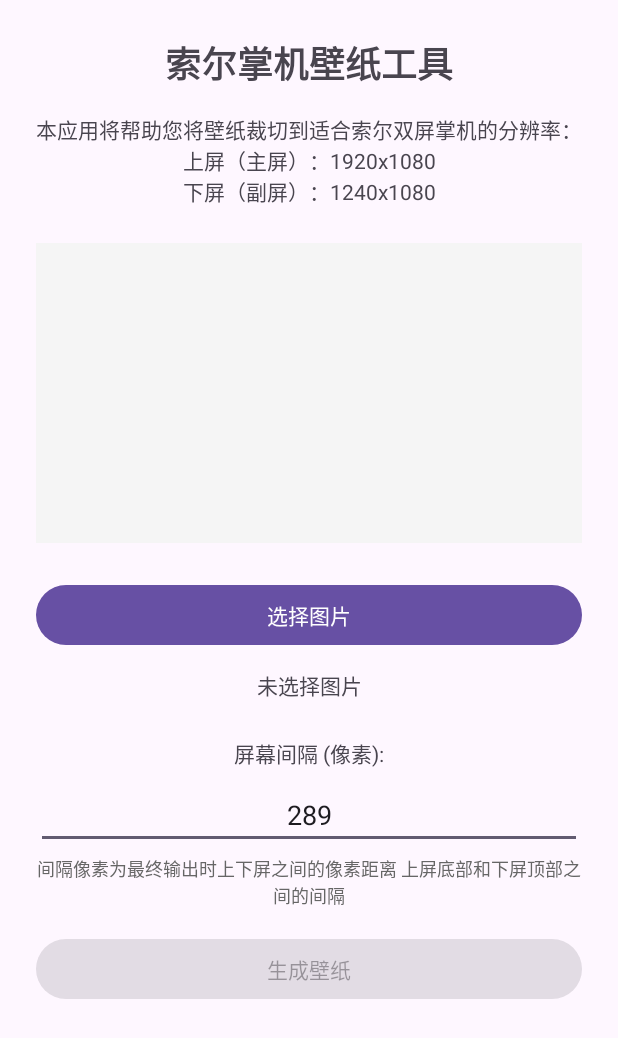
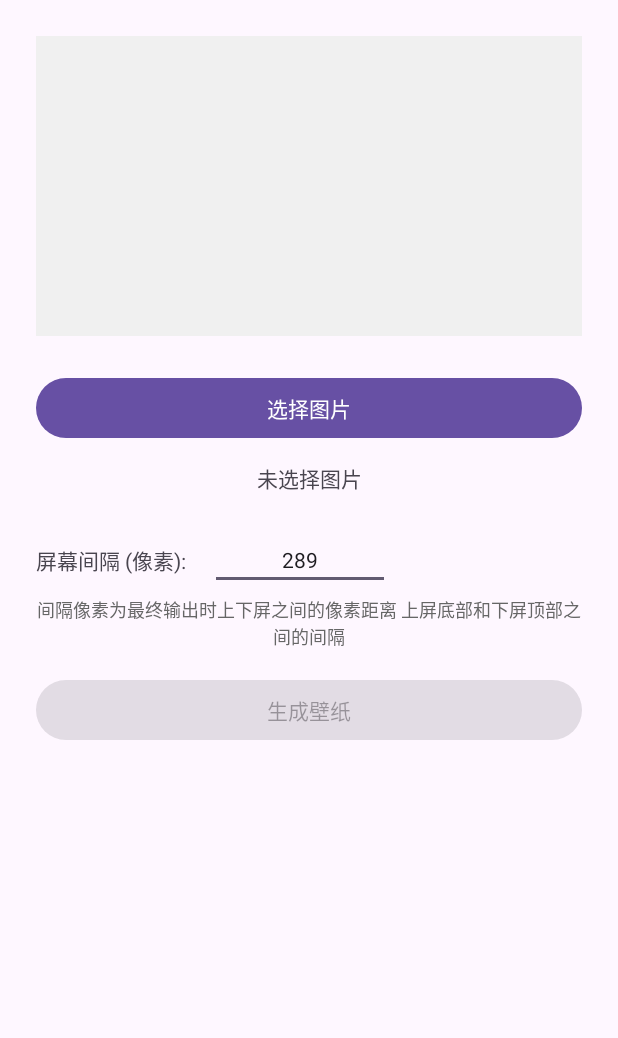
Before and after one commit to adam-ikari/ThorWallpaperTool, an Android app: the screen it shows after launch (MainActivity), on a phone screen of 412 x 824 dp. Shown: the top 1038 px of the screen. Run offline under Robolectric (Android 15) with nearby library versions, the phone set to English and light mode, and no system bars.

Commit message:
优化横竖屏布局和预览功能
- 修复横屏布局切换问题，移除configChanges配置
- 实现真正的左右分栏横屏布局（50%:50%）
- 优化预览窗口居中显示和缩放逻辑
- 移除标题和描述文字，简化界面
- 实现间隔输入框一行显示，节省空间
- 添加屏幕旋转状态保存和恢复功能
- 统一横竖屏UI风格，移除卡片设计元素
- 修复预览背景色和图片居中显示问题

```diff
--- a/app/src/main/AndroidManifest.xml
+++ b/app/src/main/AndroidManifest.xml
@@ -14,8 +14,7 @@
         <activity
             android:name=".MainActivity"
             android:exported="true"
-            android:screenOrientation="user"
-            android:configChanges="orientation|screenSize|keyboardHidden">
+            android:screenOrientation="user">
             <intent-filter>
                 <action android:name="android.intent.action.MAIN" />
 
--- a/app/src/main/java/com/adam/thorwallpapertool/CropPreviewView.kt
+++ b/app/src/main/java/com/adam/thorwallpapertool/CropPreviewView.kt
@@ -77,6 +77,10 @@ class CropPreviewView @JvmOverloads constructor(
                 bitmapLeft = (viewWidth - scaledBitmapWidth) / 2f
                 bitmapTop = (viewHeight - scaledBitmapHeight) / 2f
 
+                // 确保居中位置不为负数
+                bitmapLeft = maxOf(0f, bitmapLeft)
+                bitmapTop = maxOf(0f, bitmapTop)
+
                 // 创建缩放后的位图
                 val matrix = Matrix().apply {
                     postScale(bitmapScale, bitmapScale)
@@ -85,6 +89,12 @@ class CropPreviewView @JvmOverloads constructor(
 
                 calculateCropAreas()
             }
+        } ?: run {
+            // 没有图片时，清空相关变量
+            scaledBitmap = null
+            upperCropRect = RectF()
+            lowerCropRect = RectF()
+            gapRect = RectF()
         }
     }
 
@@ -227,18 +237,38 @@ class CropPreviewView @JvmOverloads constructor(
     override fun onMeasure(widthMeasureSpec: Int, heightMeasureSpec: Int) {
         super.onMeasure(widthMeasureSpec, heightMeasureSpec)
 
+        val width = MeasureSpec.getSize(widthMeasureSpec) - paddingLeft - paddingRight
+        val height = MeasureSpec.getSize(heightMeasureSpec) - paddingTop - paddingBottom
+
         originalBitmap?.let { bitmap ->
-            val width = MeasureSpec.getSize(widthMeasureSpec) - paddingLeft - paddingRight
+            if (width > 0 && height > 0) {
+                // 检查高度是否为固定值（横屏模式）
+                val isFixedHeight = MeasureSpec.getMode(heightMeasureSpec) == MeasureSpec.EXACTLY
 
-            if (width > 0) {
-                // 计算适合宽度的缩放比例
-                val scale = width.toFloat() / bitmap.width
-                val scaledHeight = (bitmap.height * scale).toInt()
+                if (isFixedHeight) {
+                    // 横屏模式：使用固定高度，让图片适应这个高度
+                    val scale = height.toFloat() / bitmap.height
+                    val scaledWidth = (bitmap.width * scale).toInt()
 
-                // 确保高度不小于最小值
-                val finalHeight = maxOf(scaledHeight, 200)
+                    // 确保宽度不超过可用空间
+                    val finalWidth = minOf(scaledWidth, width)
 
-                setMeasuredDimension(width + paddingLeft + paddingRight, finalHeight + paddingTop + paddingBottom)
+                    setMeasuredDimension(finalWidth + paddingLeft + paddingRight, height + paddingTop + paddingBottom)
+                } else {
+                    // 竖屏模式：根据宽度计算高度
+                    val scale = width.toFloat() / bitmap.width
+                    val scaledHeight = (bitmap.height * scale).toInt()
+
+                    // 确保高度不小于最小值
+                    val finalHeight = maxOf(scaledHeight, 200)
+
+                    setMeasuredDimension(width + paddingLeft + paddingRight, finalHeight + paddingTop + paddingBottom)
+                }
+            }
+        } ?: run {
+            // 没有图片时，使用指定的尺寸
+            if (width > 0 && height > 0) {
+                setMeasuredDimension(width + paddingLeft + paddingRight, height + paddingTop + paddingBottom)
             }
         }
     }
@@ -246,8 +276,8 @@ class CropPreviewView @JvmOverloads constructor(
     override fun onDraw(canvas: Canvas) {
         super.onDraw(canvas)
 
-        // 绘制背景
-        canvas.drawColor(Color.parseColor("#f5f5f5"))
+        // 绘制背景（使用透明背景，让布局文件中的背景色生效）
+        canvas.drawColor(Color.TRANSPARENT)
 
         // 绘制缩放后的图片
         scaledBitmap?.let { bitmap ->
--- a/app/src/main/java/com/adam/thorwallpapertool/MainActivity.kt
+++ b/app/src/main/java/com/adam/thorwallpapertool/MainActivity.kt
@@ -260,6 +260,42 @@ class MainActivity : AppCompatActivity() {
         }
     }
 
+    override fun onSaveInstanceState(outState: Bundle) {
+        super.onSaveInstanceState(outState)
+        // 保存当前状态
+        outState.putString("selectedImageUri", selectedImageUri?.toString())
+        outState.putString("gapValue", editGap.text.toString())
+        outState.putBoolean("processButtonEnabled", btnProcessImage.isEnabled)
+        outState.putString("imageInfo", selectedImageInfo.text.toString())
+    }
+
+    override fun onRestoreInstanceState(savedInstanceState: Bundle) {
+        super.onRestoreInstanceState(savedInstanceState)
+        // 恢复状态
+        val uriString = savedInstanceState.getString("selectedImageUri")
+        val gapValue = savedInstanceState.getString("gapValue") ?: "289"
+        val processEnabled = savedInstanceState.getBoolean("processButtonEnabled")
+        val imageInfo = savedInstanceState.getString("imageInfo")
+
+        // 恢复间隔值
+        editGap.setText(gapValue)
+
+        // 恢复按钮状态
+        btnProcessImage.isEnabled = processEnabled
+
+        // 恢复图片信息
+        if (imageInfo != null) {
+            selectedImageInfo.text = imageInfo
+        }
+
+        // 恢复图片
+        uriString?.let {
+            val uri = Uri.parse(it)
+            selectedImageUri = uri
+            loadAndDisplayImage(uri)
+        }
+    }
+
     override fun onDestroy() {
         super.onDestroy()
         // 回收选中的位图以释放内存
--- a/app/src/main/res/layout-land/activity_main.xml
+++ b/app/src/main/res/layout-land/activity_main.xml
@@ -15,127 +15,122 @@
             android:layout_width="match_parent"
             android:layout_height="wrap_content">
 
-            <TextView
-                android:id="@+id/title"
-                android:layout_width="wrap_content"
-                android:layout_height="wrap_content"
-                android:layout_marginTop="16dp"
-                android:text="@string/title"
-                android:textSize="20sp"
-                android:textStyle="bold"
-                app:layout_constraintEnd_toEndOf="parent"
-                app:layout_constraintStart_toStartOf="parent"
-                app:layout_constraintTop_toTopOf="parent" />
 
-            <TextView
-                android:id="@+id/description"
-                android:layout_width="0dp"
-                android:layout_height="wrap_content"
-                android:layout_marginStart="16dp"
-                android:layout_marginTop="8dp"
-                android:layout_marginEnd="16dp"
-                android:text="@string/description"
-                android:textAlignment="center"
-                android:textSize="12sp"
-                app:layout_constraintEnd_toEndOf="parent"
-                app:layout_constraintStart_toStartOf="parent"
-                app:layout_constraintTop_toBottomOf="@id/title" />
 
             <androidx.constraintlayout.widget.Guideline
                 android:id="@+id/guideline_vertical"
                 android:layout_width="wrap_content"
                 android:layout_height="wrap_content"
                 android:orientation="vertical"
-                app:layout_constraintGuide_percent="0.55" />
+                app:layout_constraintGuide_percent="0.5" />
 
             <com.adam.thorwallpapertool.CropPreviewView
                 android:id="@+id/cropPreviewView"
                 android:layout_width="0dp"
-                android:layout_height="wrap_content"
-                android:layout_marginStart="16dp"
-                android:layout_marginTop="16dp"
-                android:layout_marginEnd="8dp"
-                android:minHeight="150dp"
-                android:maxHeight="250dp"
+                android:layout_height="200dp"
+                android:layout_marginStart="24dp"
+                android:layout_marginTop="24dp"
+                android:layout_marginEnd="12dp"
                 android:background="#f0f0f0"
                 android:contentDescription="@string/image_preview_content_description"
                 app:layout_constraintEnd_toStartOf="@id/guideline_vertical"
                 app:layout_constraintStart_toStartOf="parent"
-                app:layout_constraintTop_toBottomOf="@id/description" />
-
-            <LinearLayout
-                android:id="@+id/controlPanel"
-                android:layout_width="0dp"
-                android:layout_height="wrap_content"
-                android:layout_marginStart="8dp"
-                android:layout_marginTop="16dp"
-                android:layout_marginEnd="16dp"
-                android:orientation="vertical"
-                app:layout_constraintEnd_toEndOf="parent"
-                app:layout_constraintStart_toEndOf="@id/guideline_vertical"
-                app:layout_constraintTop_toBottomOf="@id/description">
+                app:layout_constraintTop_toTopOf="parent" />
 
             <Button
                 android:id="@+id/btnSelectImage"
-                    android:layout_width="match_parent"
+                android:layout_width="0dp"
                 android:layout_height="wrap_content"
-                    android:layout_marginBottom="8dp"
-                    android:text="@string/btn_select_image" />
+                android:layout_marginStart="12dp"
+                android:layout_marginTop="24dp"
+                android:layout_marginEnd="24dp"
+                android:text="@string/btn_select_image"
+                app:layout_constraintEnd_toEndOf="parent"
+                app:layout_constraintStart_toEndOf="@id/guideline_vertical"
+                app:layout_constraintTop_toTopOf="parent" />
 
             <TextView
                 android:id="@+id/selectedImageInfo"
-                    android:layout_width="match_parent"
+                android:layout_width="0dp"
                 android:layout_height="wrap_content"
-                    android:layout_marginBottom="8dp"
+                android:layout_marginStart="12dp"
+                android:layout_marginTop="12dp"
+                android:layout_marginEnd="24dp"
                 android:text="@string/no_image_selected"
                 android:textAlignment="center"
-                    android:textSize="12sp" />
+                app:layout_constraintEnd_toEndOf="parent"
+                app:layout_constraintStart_toEndOf="@id/guideline_vertical"
+                app:layout_constraintTop_toBottomOf="@id/btnSelectImage" />
+
+            <LinearLayout
+                android:id="@+id/gapInputLayout"
+                android:layout_width="0dp"
+                android:layout_height="wrap_content"
+                android:layout_marginStart="12dp"
+                android:layout_marginTop="24dp"
+                android:layout_marginEnd="24dp"
+                android:orientation="horizontal"
+                android:gravity="center_vertical"
+                app:layout_constraintEnd_toEndOf="parent"
+                app:layout_constraintStart_toEndOf="@id/guideline_vertical"
+                app:layout_constraintTop_toBottomOf="@id/selectedImageInfo">
 
                 <TextView
                     android:id="@+id/gapLabel"
-                    android:layout_width="match_parent"
+                    android:layout_width="wrap_content"
                     android:layout_height="wrap_content"
-                    android:layout_marginBottom="4dp"
+                    android:layout_marginEnd="16dp"
                     android:text="@string/gap_label"
-                    android:textAlignment="center"
-                    android:textSize="12sp" />
+                    android:textSize="14sp" />
 
                 <EditText
                     android:id="@+id/editGap"
-                    android:layout_width="match_parent"
+                    android:layout_width="120dp"
                     android:layout_height="wrap_content"
-                    android:layout_marginBottom="8dp"
                     android:inputType="number"
                     android:text="289"
-                    android:textAlignment="center" />
+                    android:textAlignment="center"
+                    android:textSize="14sp" />
+
+            </LinearLayout>
 
             <TextView
                 android:id="@+id/gapDescription"
-                    android:layout_width="match_parent"
+                android:layout_width="0dp"
                 android:layout_height="wrap_content"
-                    android:layout_marginBottom="8dp"
+                android:layout_marginStart="12dp"
+                android:layout_marginTop="4dp"
+                android:layout_marginEnd="24dp"
                 android:text="@string/gap_description"
                 android:textAlignment="center"
-                    android:textSize="10sp"
-                    android:textColor="#666666" />
+                android:textSize="12sp"
+                android:textColor="#666666"
+                app:layout_constraintEnd_toEndOf="parent"
+                app:layout_constraintStart_toStartOf="@id/gapInputLayout"
+                app:layout_constraintTop_toBottomOf="@id/gapInputLayout" />
 
             <Button
                 android:id="@+id/btnProcessImage"
-                    android:layout_width="match_parent"
+                android:layout_width="0dp"
                 android:layout_height="wrap_content"
-                    android:layout_marginBottom="8dp"
+                android:layout_marginStart="12dp"
+                android:layout_marginTop="16dp"
+                android:layout_marginEnd="24dp"
                 android:text="@string/btn_process_image"
-                    android:enabled="false" />
+                android:enabled="false"
+                app:layout_constraintEnd_toEndOf="parent"
+                app:layout_constraintStart_toEndOf="@id/guideline_vertical"
+                app:layout_constraintTop_toBottomOf="@id/gapDescription" />
 
             <ProgressBar
                 android:id="@+id/progressBar"
                 android:layout_width="wrap_content"
                 android:layout_height="wrap_content"
-                    android:layout_gravity="center"
-                    android:layout_marginTop="8dp"
-                    android:visibility="gone" />
-
-            </LinearLayout>
+                android:layout_marginTop="16dp"
+                android:visibility="gone"
+                app:layout_constraintEnd_toEndOf="parent"
+                app:layout_constraintStart_toStartOf="parent"
+                app:layout_constraintTop_toBottomOf="@id/btnProcessImage" />
 
         </androidx.constraintlayout.widget.ConstraintLayout>
 
--- a/app/src/main/res/layout/activity_main.xml
+++ b/app/src/main/res/layout/activity_main.xml
@@ -15,45 +15,18 @@
             android:layout_width="match_parent"
             android:layout_height="wrap_content">
 
-            <TextView
-                android:id="@+id/title"
-                android:layout_width="wrap_content"
-                android:layout_height="wrap_content"
-                android:layout_marginTop="24dp"
-                android:text="@string/title"
-                android:textSize="24sp"
-                android:textStyle="bold"
-                app:layout_constraintEnd_toEndOf="parent"
-                app:layout_constraintStart_toStartOf="parent"
-                app:layout_constraintTop_toTopOf="parent" />
-
-            <TextView
-                android:id="@+id/description"
-                android:layout_width="0dp"
-                android:layout_height="wrap_content"
-                android:layout_marginStart="24dp"
-                android:layout_marginTop="16dp"
-                android:layout_marginEnd="24dp"
-                android:text="@string/description"
-                android:textAlignment="center"
-                android:textSize="14sp"
-                app:layout_constraintEnd_toEndOf="parent"
-                app:layout_constraintStart_toStartOf="parent"
-                app:layout_constraintTop_toBottomOf="@id/title" />
-
             <com.adam.thorwallpapertool.CropPreviewView
                 android:id="@+id/cropPreviewView"
                 android:layout_width="0dp"
-                android:layout_height="wrap_content"
+                android:layout_height="200dp"
                 android:layout_marginStart="24dp"
                 android:layout_marginTop="24dp"
                 android:layout_marginEnd="24dp"
-                android:minHeight="200dp"
                 android:background="#f0f0f0"
                 android:contentDescription="@string/image_preview_content_description"
                 app:layout_constraintEnd_toEndOf="parent"
                 app:layout_constraintStart_toStartOf="parent"
-                app:layout_constraintTop_toBottomOf="@id/description" />
+                app:layout_constraintTop_toTopOf="parent" />
 
             <Button
                 android:id="@+id/btnSelectImage"
@@ -80,32 +53,37 @@
                 app:layout_constraintStart_toStartOf="parent"
                 app:layout_constraintTop_toBottomOf="@id/btnSelectImage" />
 
-            <TextView
-                android:id="@+id/gapLabel"
+            <LinearLayout
+                android:id="@+id/gapInputLayout"
                 android:layout_width="0dp"
                 android:layout_height="wrap_content"
                 android:layout_marginStart="24dp"
                 android:layout_marginTop="24dp"
                 android:layout_marginEnd="24dp"
-                android:text="@string/gap_label"
-                android:textAlignment="center"
+                android:orientation="horizontal"
+                android:gravity="center_vertical"
                 app:layout_constraintEnd_toEndOf="parent"
                 app:layout_constraintStart_toStartOf="parent"
-                app:layout_constraintTop_toBottomOf="@id/selectedImageInfo" />
+                app:layout_constraintTop_toBottomOf="@id/selectedImageInfo">
+
+                <TextView
+                    android:id="@+id/gapLabel"
+                    android:layout_width="wrap_content"
+                    android:layout_height="wrap_content"
+                    android:layout_marginEnd="16dp"
+                    android:text="@string/gap_label"
+                    android:textSize="14sp" />
 
                 <EditText
                     android:id="@+id/editGap"
-                android:layout_width="0dp"
+                    android:layout_width="120dp"
                     android:layout_height="wrap_content"
-                android:layout_marginStart="24dp"
-                android:layout_marginTop="8dp"
-                android:layout_marginEnd="24dp"
                     android:inputType="number"
                     android:text="289"
                     android:textAlignment="center"
-                app:layout_constraintEnd_toEndOf="parent"
-                app:layout_constraintStart_toStartOf="parent"
-                app:layout_constraintTop_toBottomOf="@id/gapLabel" />
+                    android:textSize="14sp" />
+
+            </LinearLayout>
 
             <TextView
                 android:id="@+id/gapDescription"
@@ -120,7 +98,7 @@
                 android:textColor="#666666"
                 app:layout_constraintEnd_toEndOf="parent"
                 app:layout_constraintStart_toStartOf="parent"
-                app:layout_constraintTop_toBottomOf="@id/editGap" />
+                app:layout_constraintTop_toBottomOf="@id/gapInputLayout" />
 
             <Button
                 android:id="@+id/btnProcessImage"
```
Lines whose indentation alone changed are shown as unchanged.
